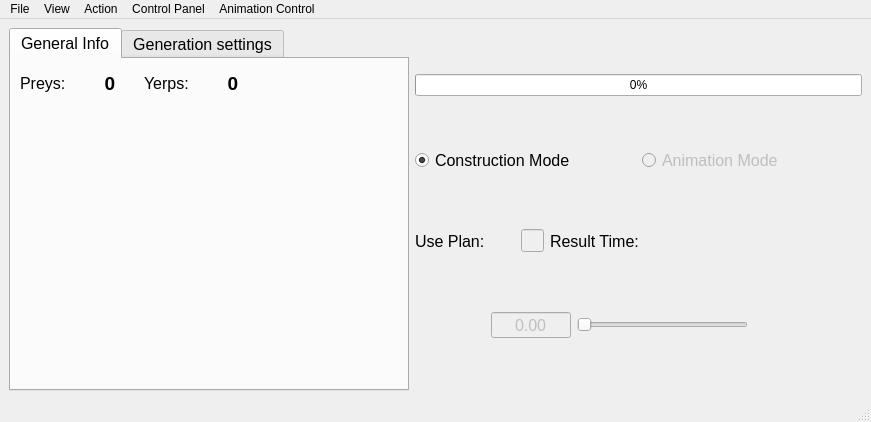
Above: mainwindow.ui from Frostmourneee/MT-TSP before the change. Below: the same form after it.
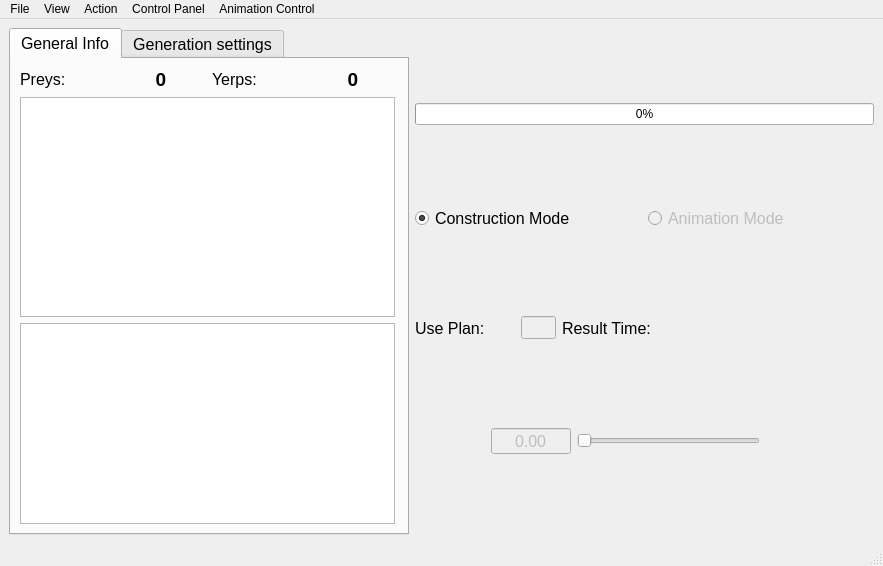
That is the form after the change.

Commit message: Info tables implemented. Great work is done!

Diff of the .ui file:
```diff
--- a/mainwindow.ui
+++ b/mainwindow.ui
@@ -6,8 +6,8 @@
    <rect>
     <x>0</x>
     <y>0</y>
-    <width>719</width>
-    <height>422</height>
+    <width>883</width>
+    <height>566</height>
    </rect>
   </property>
   <property name="windowTitle">
@@ -35,11 +35,51 @@
         <height>16777215</height>
        </size>
       </property>
+      <property name="palette">
+       <palette>
+        <active>
+         <colorrole role="NoRole">
+          <brush brushstyle="SolidPattern">
+           <color alpha="255">
+            <red>170</red>
+            <green>170</green>
+            <blue>127</blue>
+           </color>
+          </brush>
+         </colorrole>
+        </active>
+        <inactive>
+         <colorrole role="NoRole">
+          <brush brushstyle="SolidPattern">
+           <color alpha="255">
+            <red>170</red>
+            <green>170</green>
+            <blue>127</blue>
+           </color>
+          </brush>
+         </colorrole>
+        </inactive>
+        <disabled>
+         <colorrole role="NoRole">
+          <brush brushstyle="SolidPattern">
+           <color alpha="255">
+            <red>170</red>
+            <green>170</green>
+            <blue>127</blue>
+           </color>
+          </brush>
+         </colorrole>
+        </disabled>
+       </palette>
+      </property>
       <property name="font">
        <font>
         <pointsize>12</pointsize>
        </font>
       </property>
+      <property name="autoFillBackground">
+       <bool>false</bool>
+      </property>
       <property name="tabPosition">
        <enum>QTabWidget::North</enum>
       </property>
@@ -65,18 +105,17 @@
        <attribute name="title">
         <string>General Info</string>
        </attribute>
-       <widget class="QWidget" name="horizontalLayoutWidget">
-        <property name="geometry">
-         <rect>
-          <x>9</x>
-          <y>9</y>
-          <width>241</width>
-          <height>31</height>
-         </rect>
-        </property>
+       <layout class="QVBoxLayout" name="verticalLayout_3">
+        <item>
         <layout class="QHBoxLayout" name="layoutEntities">
          <item>
           <widget class="QLabel" name="labelYerps">
+            <property name="sizePolicy">
+             <sizepolicy hsizetype="Preferred" vsizetype="Fixed">
+              <horstretch>0</horstretch>
+              <verstretch>0</verstretch>
+             </sizepolicy>
+            </property>
            <property name="font">
             <font>
              <pointsize>12</pointsize>
@@ -95,6 +134,12 @@
          </item>
          <item>
           <widget class="QLabel" name="labelPreysNum">
+            <property name="sizePolicy">
+             <sizepolicy hsizetype="Preferred" vsizetype="Fixed">
+              <horstretch>0</horstretch>
+              <verstretch>0</verstretch>
+             </sizepolicy>
+            </property>
            <property name="font">
             <font>
              <pointsize>14</pointsize>
@@ -112,6 +157,12 @@
          </item>
          <item>
           <widget class="QLabel" name="labelPreys">
+            <property name="sizePolicy">
+             <sizepolicy hsizetype="Preferred" vsizetype="Fixed">
+              <horstretch>0</horstretch>
+              <verstretch>0</verstretch>
+             </sizepolicy>
+            </property>
            <property name="text">
             <string>Yerps:</string>
            </property>
@@ -122,6 +173,12 @@
          </item>
          <item>
           <widget class="QLabel" name="labelYerpsNum">
+            <property name="sizePolicy">
+             <sizepolicy hsizetype="Preferred" vsizetype="Fixed">
+              <horstretch>0</horstretch>
+              <verstretch>0</verstretch>
+             </sizepolicy>
+            </property>
            <property name="font">
             <font>
              <pointsize>14</pointsize>
@@ -138,7 +195,79 @@
           </widget>
          </item>
         </layout>
-       </widget>
+        </item>
+        <item>
+         <widget class="QTableView" name="tableViewYerp">
+          <property name="sizePolicy">
+           <sizepolicy hsizetype="Fixed" vsizetype="Expanding">
+            <horstretch>0</horstretch>
+            <verstretch>0</verstretch>
+           </sizepolicy>
+          </property>
+          <property name="minimumSize">
+           <size>
+            <width>375</width>
+            <height>220</height>
+           </size>
+          </property>
+          <property name="maximumSize">
+           <size>
+            <width>375</width>
+            <height>220</height>
+           </size>
+          </property>
+          <property name="verticalScrollMode">
+           <enum>QAbstractItemView::ScrollPerPixel</enum>
+          </property>
+          <property name="horizontalScrollMode">
+           <enum>QAbstractItemView::ScrollPerPixel</enum>
+          </property>
+         </widget>
+        </item>
+        <item>
+         <widget class="QTableView" name="tableViewPrey">
+          <property name="enabled">
+           <bool>true</bool>
+          </property>
+          <property name="sizePolicy">
+           <sizepolicy hsizetype="Fixed" vsizetype="Expanding">
+            <horstretch>0</horstretch>
+            <verstretch>0</verstretch>
+           </sizepolicy>
+          </property>
+          <property name="minimumSize">
+           <size>
+            <width>375</width>
+            <height>180</height>
+           </size>
+          </property>
+          <property name="maximumSize">
+           <size>
+            <width>375</width>
+            <height>16777215</height>
+           </size>
+          </property>
+          <property name="frameShape">
+           <enum>QFrame::StyledPanel</enum>
+          </property>
+          <property name="frameShadow">
+           <enum>QFrame::Sunken</enum>
+          </property>
+          <property name="verticalScrollBarPolicy">
+           <enum>Qt::ScrollBarAsNeeded</enum>
+          </property>
+          <property name="verticalScrollMode">
+           <enum>QAbstractItemView::ScrollPerPixel</enum>
+          </property>
+          <property name="horizontalScrollMode">
+           <enum>QAbstractItemView::ScrollPerPixel</enum>
+          </property>
+          <property name="showGrid">
+           <bool>true</bool>
+          </property>
+         </widget>
+        </item>
+       </layout>
       </widget>
       <widget class="QWidget" name="randomGen">
        <attribute name="title">
@@ -940,7 +1069,7 @@
     <rect>
      <x>0</x>
      <y>0</y>
-     <width>719</width>
+     <width>883</width>
      <height>21</height>
     </rect>
    </property>
```
Left out of the diff: 4 changed lines with no effect on the pictures. Lines whose indentation alone changed are shown as unchanged. The commit also changes 13 other files.
